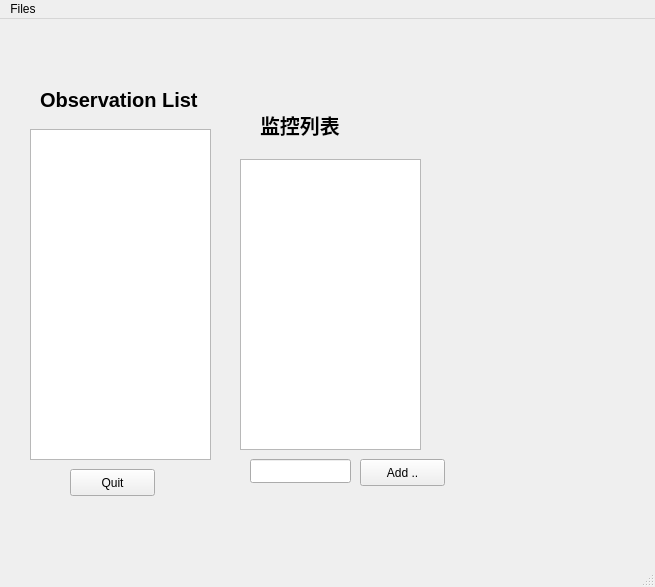
Before: the Qt Designer form config/configFace.ui in ctix/stockgraphics, drawn with Qt 5.
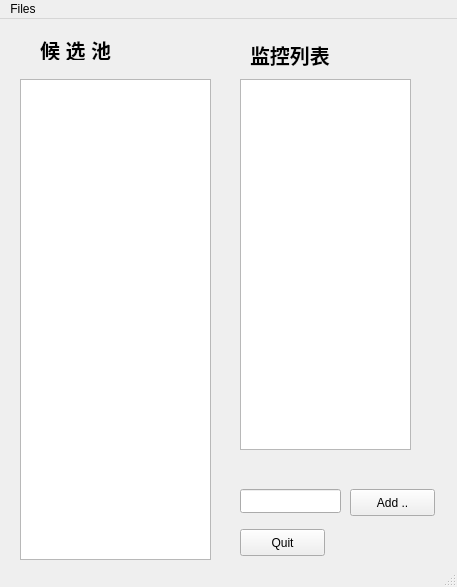
After: the same form once the commit is applied.

```diff
--- a/config/configFace.ui
+++ b/config/configFace.ui
@@ -6,7 +6,7 @@
    <rect>
     <x>0</x>
     <y>0</y>
-    <width>655</width>
+    <width>457</width>
     <height>587</height>
    </rect>
   </property>
@@ -18,17 +18,17 @@
     <property name="geometry">
      <rect>
       <x>240</x>
-      <y>140</y>
-      <width>181</width>
-      <height>291</height>
+      <y>60</y>
+      <width>171</width>
+      <height>371</height>
      </rect>
     </property>
    </widget>
    <widget class="QLineEdit" name="lineEdit">
     <property name="geometry">
      <rect>
-      <x>250</x>
-      <y>440</y>
+      <x>240</x>
+      <y>470</y>
       <width>101</width>
       <height>24</height>
      </rect>
@@ -37,8 +37,8 @@
    <widget class="QPushButton" name="addButton">
     <property name="geometry">
      <rect>
-      <x>360</x>
-      <y>440</y>
+      <x>350</x>
+      <y>470</y>
       <width>85</width>
       <height>27</height>
      </rect>
@@ -50,8 +50,8 @@
    <widget class="QPushButton" name="quitButton">
     <property name="geometry">
      <rect>
-      <x>70</x>
-      <y>450</y>
+      <x>240</x>
+      <y>510</y>
       <width>85</width>
       <height>27</height>
      </rect>
@@ -63,10 +63,10 @@
    <widget class="QListView" name="favorListView">
     <property name="geometry">
      <rect>
-      <x>30</x>
-      <y>110</y>
-      <width>181</width>
-      <height>331</height>
+      <x>20</x>
+      <y>60</y>
+      <width>191</width>
+      <height>481</height>
      </rect>
     </property>
    </widget>
@@ -74,8 +74,8 @@
     <property name="geometry">
      <rect>
       <x>40</x>
-      <y>70</y>
-      <width>171</width>
+      <y>20</y>
+      <width>91</width>
       <height>21</height>
      </rect>
     </property>
@@ -87,14 +87,14 @@
      </font>
     </property>
     <property name="text">
-     <string>Observation List</string>
+     <string>候 选 池</string>
     </property>
    </widget>
    <widget class="QLabel" name="label_2">
     <property name="geometry">
      <rect>
-      <x>260</x>
-      <y>90</y>
+      <x>250</x>
+      <y>20</y>
       <width>121</width>
       <height>31</height>
      </rect>
@@ -116,8 +116,8 @@
     <rect>
      <x>0</x>
      <y>0</y>
-     <width>655</width>
-     <height>26</height>
+     <width>457</width>
+     <height>21</height>
     </rect>
    </property>
    <widget class="QMenu" name="menuFiles">
```
